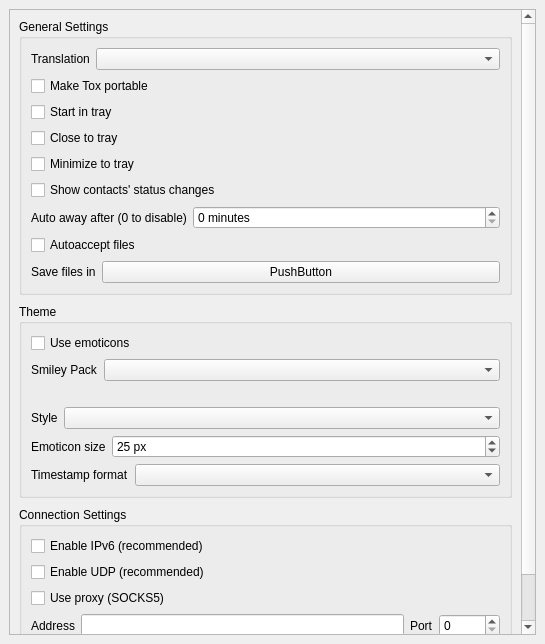
Before: the Qt Designer form src/widget/form/settings/generalsettings.ui in qTox/qTox, drawn with Qt 5.
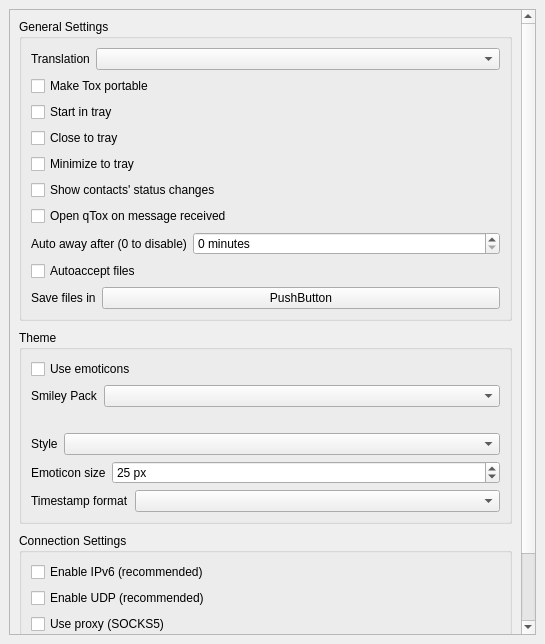
After: the same form once the commit is applied.

Commit message: Add the option to open qTox when a message is recived

Patch:
```diff
--- a/src/widget/form/settings/generalsettings.ui
+++ b/src/widget/form/settings/generalsettings.ui
@@ -40,7 +40,7 @@
         <x>0</x>
         <y>0</y>
         <width>511</width>
-        <height>739</height>
+        <height>796</height>
        </rect>
       </property>
       <layout class="QVBoxLayout" name="verticalLayout_4" stretch="0,0,1">
@@ -121,6 +121,13 @@
             </property>
            </widget>
           </item>
+          <item>
+           <widget class="QCheckBox" name="showInFront">
+            <property name="text">
+             <string>Open qTox on message received</string>
+            </property>
+           </widget>
+          </item>
           <item>
            <layout class="QHBoxLayout" name="horizontalLayout_2">
             <item alignment="Qt::AlignLeft">
```
The commit also changes 5 other files.
